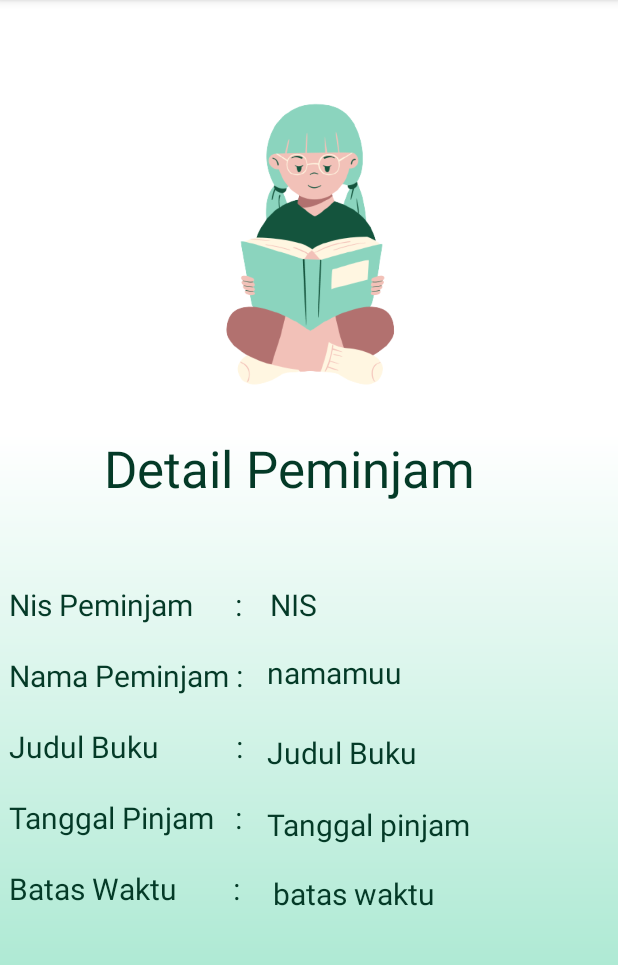
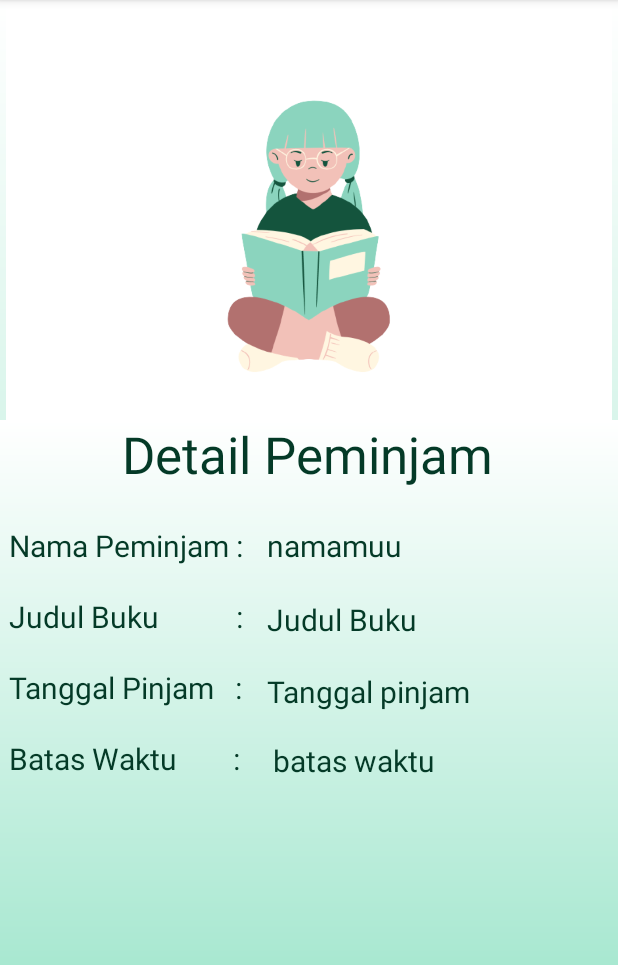
Before and after one commit to rosyidahjihan85/GrandLibrary, an Android app: the DetailPinjamActivity screen opened directly, with no data from a screen before it, on a phone screen of 412 x 824 dp, the part 84-1049 px from its top. Run offline under Robolectric (Android 15) with nearby library versions, the phone set to English and light mode, and no system bars; our stand-ins replace Room's generated code; Roboto replaces fonts that are not available here; 6 statements that could not run were skipped.

```diff
--- a/app/src/main/java/com/mrajaariziq/grandlibrary/DetailBukuActivity.kt
+++ b/app/src/main/java/com/mrajaariziq/grandlibrary/DetailBukuActivity.kt
@@ -15,7 +15,7 @@ override fun onCreate(savedInstanceState: Bundle?) {
     super.onCreate(savedInstanceState)
         setContentView(finding.root)
 
-    finding.imgbook.setOnClickListener{onBackPressed()}
+    finding.btnbck.setOnClickListener{onBackPressed()}
 
     val id = intent.getStringExtra("idbuku").toString().toInt()
 
--- a/app/src/main/java/com/mrajaariziq/grandlibrary/DetailPinjamActivity.kt
+++ b/app/src/main/java/com/mrajaariziq/grandlibrary/DetailPinjamActivity.kt
@@ -15,6 +15,8 @@ class DetailPinjamActivity : AppCompatActivity() {
         super.onCreate(savedInstanceState)
         setContentView(fine.root)
 
+        fine.btnbck2.setOnClickListener{onBackPressed()}
+
         val nis = intent.getStringExtra("nispinjam").toString().toInt()
         val data = db.librarydao().getnis(nis)[0]
         fine.namapinjamadapter.setText(data.namaPinjam)
--- a/app/src/main/java/com/mrajaariziq/grandlibrary/RoomDB/DBLibrary.kt
+++ b/app/src/main/java/com/mrajaariziq/grandlibrary/RoomDB/DBLibrary.kt
@@ -5,7 +5,7 @@ import androidx.room.Database
 import androidx.room.Room
 import androidx.room.RoomDatabase
 
-@Database (entities = [DataBuku::class, DataPinjam::class], version = 3)
+@Database (entities = [DataBuku::class, DataPinjam::class], version = 4)
 abstract class DBLibrary :RoomDatabase() {
     abstract fun librarydao():LibraryDAO
 
--- a/app/src/main/java/com/mrajaariziq/grandlibrary/RoomDB/DataPinjam.kt
+++ b/app/src/main/java/com/mrajaariziq/grandlibrary/RoomDB/DataPinjam.kt
@@ -16,6 +16,6 @@ data class DataPinjam(
     @ColumnInfo(name = "TanggalPinjam")
     val tglPinjam: String,
     @ColumnInfo(name = "TanggalPengembalian")
-    val bataswaktu: Int
+    val bataswaktu: String
 
 )
--- a/app/src/main/java/com/mrajaariziq/grandlibrary/RoomDB/LibraryDAO.kt
+++ b/app/src/main/java/com/mrajaariziq/grandlibrary/RoomDB/LibraryDAO.kt
@@ -20,10 +20,10 @@ fun deleteDataPinjam(dataPinjam: DataPinjam)
 fun getAllBuku():List<DataBuku>
 @Query("SELECT * FROM TB_BUKU WHERE ID =:id")
 fun getid (id:Int) : List<DataBuku>
-@Query("SELECT JudulBk FROM TB_BUKU")
-fun getspinner() : Array<String>
 @Query("SELECT * FROM TB_Pinjam")
 fun getAllPinjam():List<DataPinjam>
 @Query("SELECT * FROM TB_PINJAM WHERE NIS =:nis")
 fun getnis (nis:Int) : List<DataPinjam>
+@Query("SELECT JudulBk FROM TB_BUKU")
+fun getspinner(): Array<String>
 }
--- a/app/src/main/java/com/mrajaariziq/grandlibrary/UpdatePinjam.kt
+++ b/app/src/main/java/com/mrajaariziq/grandlibrary/UpdatePinjam.kt
@@ -24,8 +24,8 @@ class UpdatePinjam : AppCompatActivity() {
 
         binding.updNmPin.setText(data[0].namaPinjam)
         binding.UpdJdlPin.setText(data[0].judul)
-        binding.UpdTglPin.setText(data[0].tglPinjam.toString())
-        binding.UpdBatasWkt.setText(data[0].bataswaktu.toString())
+        binding.UpdTglPin.setText(data[0].tglPinjam)
+        binding.UpdBatasWkt.setText(data[0].bataswaktu)
         binding.btnUpPin.setOnClickListener {
         if (
             binding.updNisPin.text.isNotEmpty()&&
@@ -38,7 +38,7 @@ class UpdatePinjam : AppCompatActivity() {
             binding.updNmPin.text.toString(),
             binding.UpdJdlPin.text.toString(),
             binding.UpdTglPin.text.toString(),
-            binding.UpdBatasWkt.text.toString().toInt()))
+            binding.UpdBatasWkt.text.toString()))
 
             Toast.makeText(applicationContext,"Data berhasil di ubah",
             Toast.LENGTH_SHORT).show()
--- a/app/src/main/res/drawable/ic_baseline_arrow_back_24.xml
+++ b/app/src/main/res/drawable/ic_baseline_arrow_back_24.xml
@@ -1,5 +1,5 @@
 <vector android:autoMirrored="true" android:height="24dp"
-    android:tint="#FFFFFF" android:viewportHeight="24"
+    android:tint="#123203" android:viewportHeight="24"
     android:viewportWidth="24" android:width="24dp" xmlns:android="http://schemas.android.com/apk/res/android">
-    <path android:fillColor="@android:color/white" android:pathData="M20,11H7.83l5.59,-5.59L12,4l-8,8 8,8 1.41,-1.41L7.83,13H20v-2z"/>
+    <path android:fillColor="@color/hijau" android:pathData="M20,11H7.83l5.59,-5.59L12,4l-8,8 8,8 1.41,-1.41L7.83,13H20v-2z"/>
 </vector>
--- a/app/src/main/res/layout/activity_beranda.xml
+++ b/app/src/main/res/layout/activity_beranda.xml
@@ -11,8 +11,8 @@
 
     <TextView
         android:id="@+id/textView"
-        android:layout_width="367dp"
-        android:layout_height="61dp"
+        android:layout_width="435dp"
+        android:layout_height="42dp"
         android:layout_marginBottom="84dp"
         android:fontFamily="@font/amaranth"
         android:text="Welcome to Our Library"
--- a/app/src/main/res/layout/activity_detail_pinjam.xml
+++ b/app/src/main/res/layout/activity_detail_pinjam.xml
@@ -7,8 +7,9 @@
     android:layout_height="match_parent">
 
     <androidx.constraintlayout.widget.ConstraintLayout
-        android:layout_width="440dp"
-        android:layout_height="464dp"
+        android:id="@+id/constraintLayout2"
+        android:layout_width="416dp"
+        android:layout_height="440dp"
         android:background="@drawable/gradasilogin"
         app:layout_constraintBottom_toBottomOf="parent"
         app:layout_constraintEnd_toEndOf="parent"
@@ -33,28 +34,22 @@
 
     <ImageView
         android:id="@+id/imageView13"
-        android:layout_width="435dp"
-        android:layout_height="289dp"
+        android:layout_width="404dp"
+        android:layout_height="280dp"
         android:background="@color/white"
         app:layout_constraintEnd_toEndOf="parent"
         app:layout_constraintStart_toStartOf="parent"
         app:layout_constraintTop_toTopOf="parent"
         app:srcCompat="@drawable/peminjaaam_1" />
 
-    <TextView
-
-        android:id="@+id/textView6"
-        android:layout_width="wrap_content"
-        android:layout_height="wrap_content"
-        android:layout_marginStart="1dp"
-        android:layout_marginTop="100dp"
-        android:text="Nis Peminjam      :"
-        android:textColor="#043A27"
-        android:textSize="20sp"
-        app:layout_constraintEnd_toEndOf="parent"
-        app:layout_constraintHorizontal_bias="0.018"
+    <ImageView
+        android:id="@+id/btnbck2"
+        android:layout_width="57dp"
+        android:layout_height="42dp"
+        android:layout_marginTop="4dp"
         app:layout_constraintStart_toStartOf="parent"
-        app:layout_constraintTop_toBottomOf="@+id/imageView13" />
+        app:layout_constraintTop_toTopOf="parent"
+        app:srcCompat="@drawable/ic_baseline_arrow_back_24" />
 
     <TextView
 
@@ -62,14 +57,14 @@
         android:layout_width="wrap_content"
         android:layout_height="wrap_content"
         android:layout_marginStart="1dp"
-        android:layout_marginTop="20dp"
+        android:layout_marginTop="70dp"
         android:text="Nama Peminjam :"
         android:textColor="#043A27"
         android:textSize="20sp"
         app:layout_constraintEnd_toEndOf="parent"
         app:layout_constraintHorizontal_bias="0.018"
         app:layout_constraintStart_toStartOf="parent"
-        app:layout_constraintTop_toBottomOf="@+id/textView6" />
+        app:layout_constraintTop_toTopOf="@+id/constraintLayout2" />
 
     <TextView
 
@@ -119,33 +114,18 @@
 
     <TextView
 
-        android:id="@+id/nisadapter"
-        android:layout_width="164dp"
-        android:layout_height="25dp"
-        android:layout_marginStart="16dp"
-        android:layout_marginTop="100dp"
-        android:text="NIS"
-        android:textColor="#043A27"
-        android:textSize="20sp"
-        app:layout_constraintEnd_toEndOf="parent"
-        app:layout_constraintHorizontal_bias="0.038"
-        app:layout_constraintStart_toEndOf="@+id/textView6"
-        app:layout_constraintTop_toBottomOf="@+id/imageView13" />
-
-    <TextView
-
         android:id="@+id/namapinjamadapter"
         android:layout_width="228dp"
         android:layout_height="29dp"
         android:layout_marginStart="16dp"
-        android:layout_marginTop="20dp"
+        android:layout_marginTop="70dp"
         android:text="namamuu "
         android:textColor="#043A27"
         android:textSize="20sp"
         app:layout_constraintEnd_toEndOf="parent"
         app:layout_constraintHorizontal_bias="0.0"
         app:layout_constraintStart_toEndOf="@+id/textView7"
-        app:layout_constraintTop_toBottomOf="@+id/nisadapter" />
+        app:layout_constraintTop_toTopOf="@+id/constraintLayout2" />
 
     <TextView
 
@@ -169,7 +149,7 @@
         android:layout_width="182dp"
         android:layout_height="28dp"
         android:layout_marginStart="16dp"
-        android:layout_marginTop="24dp"
+        android:layout_marginTop="20dp"
         android:text="Judul Buku "
         android:textColor="#043A27"
         android:textSize="20sp"
--- a/app/src/main/res/values/colors.xml
+++ b/app/src/main/res/values/colors.xml
@@ -7,4 +7,5 @@
     <color name="teal_700">#FF018786</color>
     <color name="black">#FF000000</color>
     <color name="white">#FFFFFFFF</color>
+    <color name="hijau">#123203</color>
 </resources>
```
Also changed, not shown: app/src/main/java/com/mrajaariziq/grandlibrary/InputDatapinjamActivity.kt (+9 -9 lines), app/src/main/res/layout/activity_detail_buku.xml (+11 -1 lines), app/src/main/res/layout/activity_input_datapinjam.xml (+7 -22 lines), app/src/main/res/layout/adapterdatabuku.xml (+5 -5 lines).
